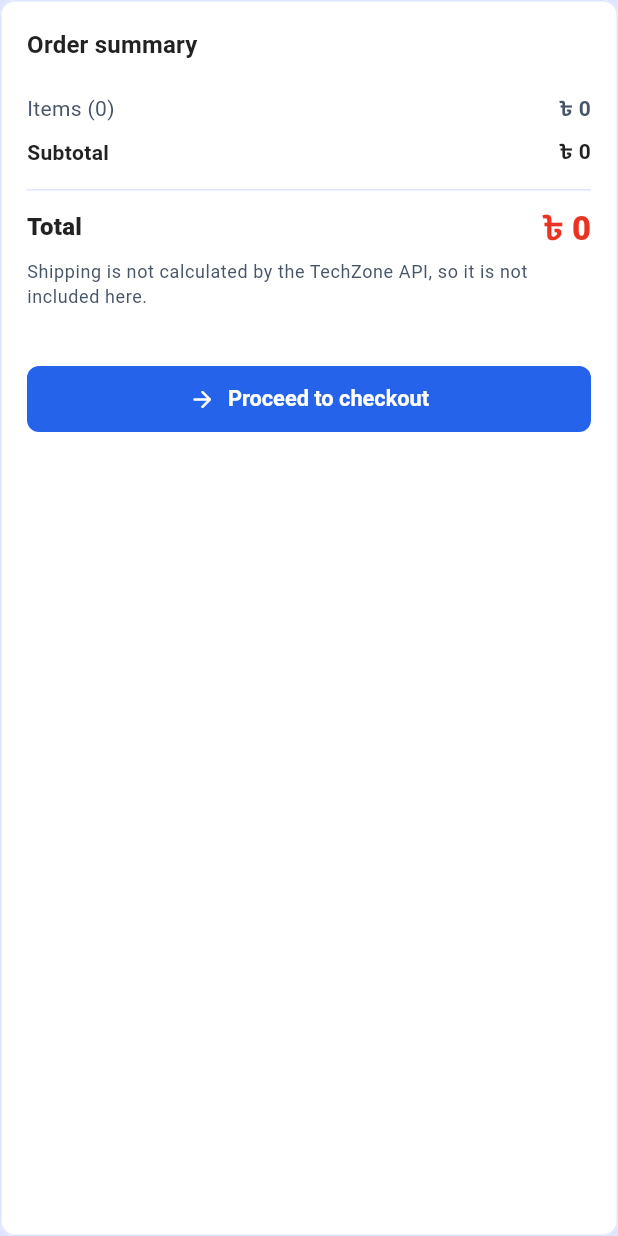
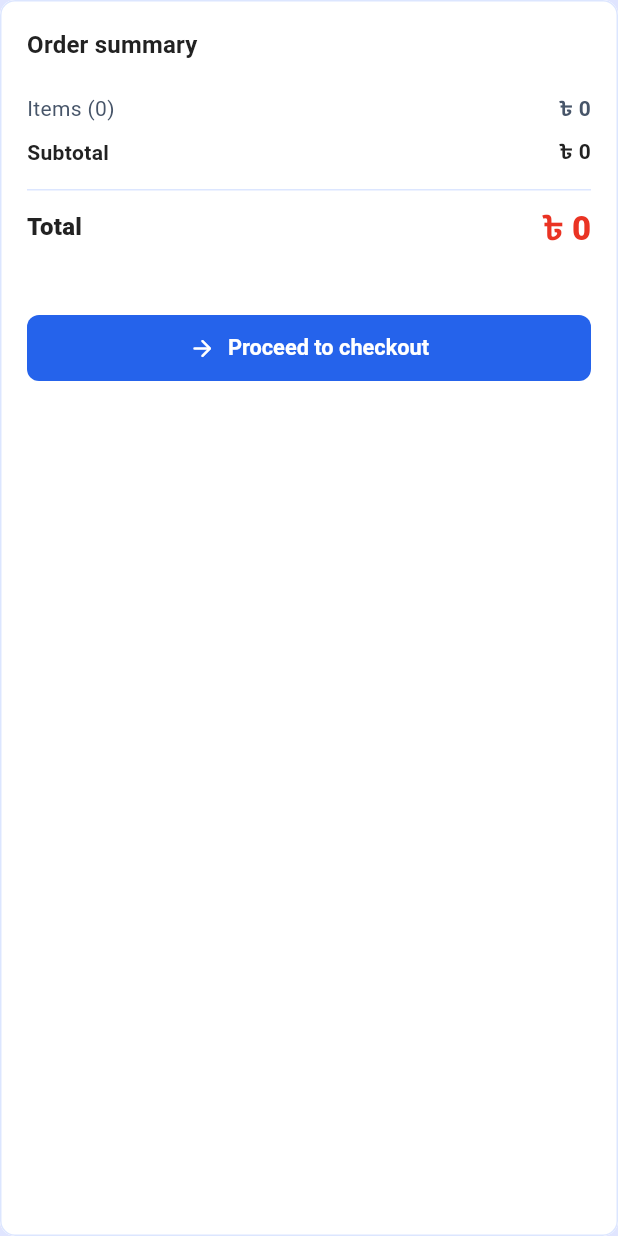
Before and after one commit to Shuhan1272/tech_zone, a Flutter app: the OrderSummaryCard widget shown alone on an empty page, opened directly, on a phone screen of 412 x 824 dp. Run offline on Flutter 3.47's test engine with Material 3 defaults, Android fonts, the phone set to English and light mode, and no system bars; our stand-ins replace cached_network_image, dio, go_router, shared_preferences; accounts and stored records are empty; network calls fail.

Commit message:
fix some bugs

```diff
--- a/frontend/lib/screens/cart/cart_screen.dart
+++ b/frontend/lib/screens/cart/cart_screen.dart
@@ -467,14 +467,14 @@ class OrderSummaryCard extends StatelessWidget {
               ],
             ),
             const SizedBox(height: 6),
-            Text(
-              'Shipping is not calculated by the TechZone API, so it is not '
-              'included here.',
-              style: theme.textTheme.bodySmall?.copyWith(
-                color: theme.colorScheme.onSurfaceVariant,
-                height: 1.4,
-              ),
-            ),
+            // Text(
+            //   'Shipping is not calculated by the TechZone API, so it is not '
+            //   'included here.',
+            //   style: theme.textTheme.bodySmall?.copyWith(
+            //     color: theme.colorScheme.onSurfaceVariant,
+            //     height: 1.4,
+            //   ),
+            // ),
             const SizedBox(height: 18),
             const _CouponField(),
             if (showCheckoutButton) ...[
@@ -570,16 +570,14 @@ class _CouponFieldState extends State<_CouponField> {
 
     if (!cart.canApplyCoupon) {
       return const UnavailableNotice(
-        title: 'Coupons not available yet',
+        title: 'Coupons Coming Soon',
         message:
-            'This TechZone server does not expose the discount endpoints: '
-            'discounts.urls is not included in config/urls.py and '
-            'POST /api/v1/discounts/apply/ is not implemented. The coupon '
-            'field will activate automatically once they are.',
+            'We’re working on bringing you exciting discounts! '
+            'Coupon codes will be available soon. Stay tuned for '
+            'special offers on your favorite products.',
         icon: Icons.local_offer_outlined,
       );
     }
-
     final applied = cart.appliedDiscount;
     if (applied != null) {
       return Container(
--- a/frontend/lib/screens/checkout/checkout_screen.dart
+++ b/frontend/lib/screens/checkout/checkout_screen.dart
@@ -160,32 +160,17 @@ class _CheckoutScreenState extends State<CheckoutScreen> {
                     crossAxisAlignment: CrossAxisAlignment.stretch,
                     children: [
                       const UnavailableNotice(
-                        title: 'Order placement is not available yet',
+                        title: 'Online ordering is coming soon',
                         message:
-                            'The TechZone backend has no order API: the '
-                            'order app has no models, serializers, views or '
-                            'URLs, and nothing is routed at '
-                            '/api/v1/orders/. Your cart and address are saved '
-                            'on the server, so nothing is lost — this step '
-                            'will work as soon as the order endpoint exists.',
+                            "We're working on bringing you a smooth and secure "
+                            "checkout experience. Please check back soon.",
                         icon: Icons.receipt_long_outlined,
                       ),
                       const SizedBox(height: 14),
                       FilledButton.icon(
-                        // Deliberately disabled: there is no endpoint to call,
-                        // and faking a success would misreport the outcome.
                         onPressed: null,
                         icon: const Icon(Icons.lock_outline_rounded, size: 18),
-                        label: const Text('Place order — not yet available'),
-                      ),
-                      const SizedBox(height: 10),
-                      Text(
-                        'No payment integration is wired up either; the '
-                        'backend defines no payment models or endpoints.',
-                        style: theme.textTheme.bodySmall?.copyWith(
-                          color: theme.colorScheme.onSurfaceVariant,
-                          height: 1.45,
-                        ),
+                        label: const Text('Place Order — Coming Soon'),
                       ),
                     ],
                   ),
```
Also changed, not shown: 1 other file.
